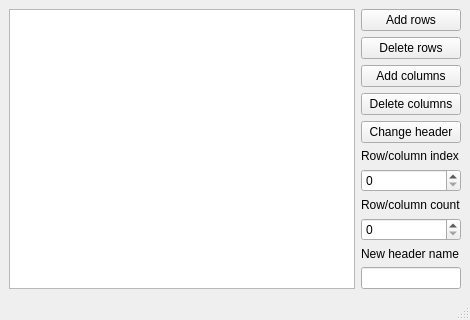
This is mainwindow.ui in ForkWriter/QtTable as Qt 5 draws it before an edit. The edited form follows.
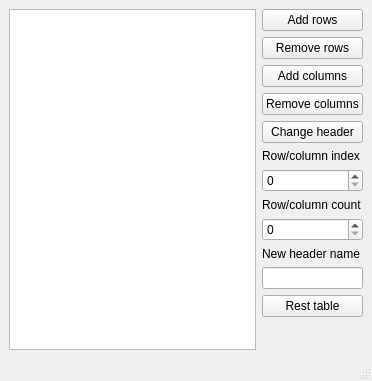
This is the edited form.

What changed in the file:
```diff
--- a/mainwindow.ui
+++ b/mainwindow.ui
@@ -6,8 +6,8 @@
    <rect>
     <x>0</x>
     <y>0</y>
-    <width>470</width>
-    <height>316</height>
+    <width>372</width>
+    <height>381</height>
    </rect>
   </property>
   <property name="windowTitle">
@@ -27,7 +27,7 @@
       <item>
        <widget class="QPushButton" name="pushButton_2">
         <property name="text">
-         <string>Delete rows</string>
+         <string>Remove rows</string>
         </property>
        </widget>
       </item>
@@ -41,7 +41,7 @@
       <item>
        <widget class="QPushButton" name="pushButton_4">
         <property name="text">
-         <string>Delete columns</string>
+         <string>Remove columns</string>
         </property>
        </widget>
       </item>
@@ -89,6 +89,13 @@
         </property>
        </widget>
       </item>
+      <item>
+       <widget class="QPushButton" name="pushButton_6">
+        <property name="text">
+         <string>Rest table</string>
+        </property>
+       </widget>
+      </item>
       <item>
        <spacer name="verticalSpacer">
         <property name="orientation">
```
Left out of the diff: 2 changed lines with no effect on the pictures.
